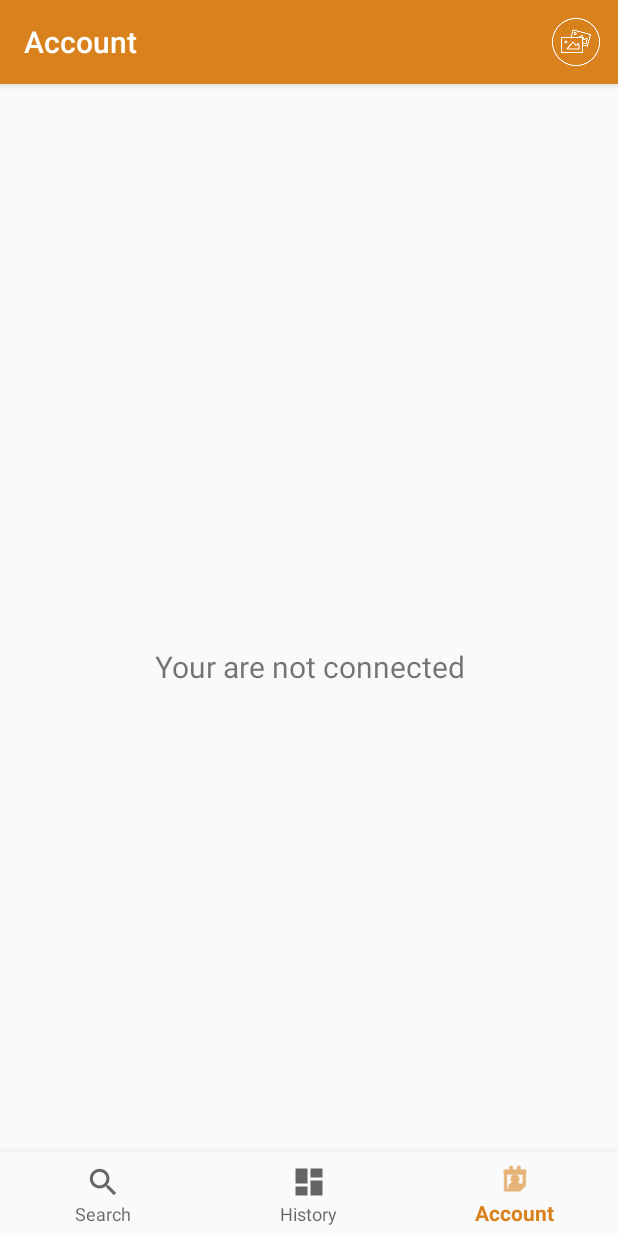
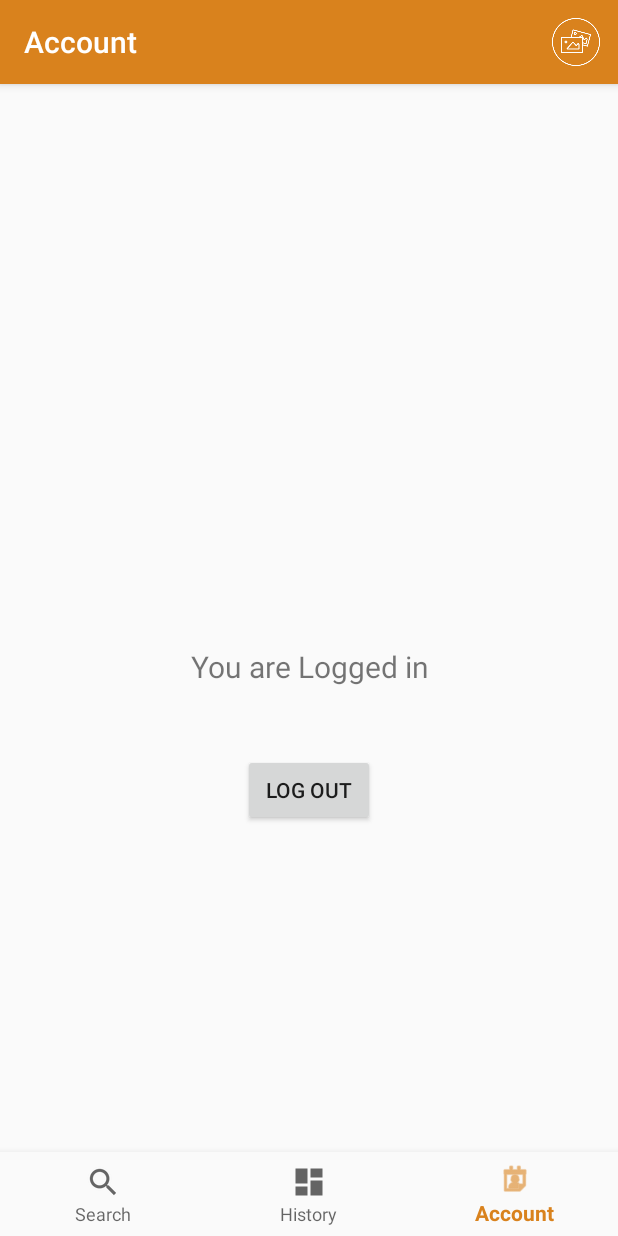
Before and after one commit to Alio-Kh/ArtIA, an Android app: the AccountsFragment screen opened through its navigation route, on a phone screen of 412 x 824 dp. Run offline under Robolectric (Android 15) with nearby library versions, the phone set to English and light mode, and no system bars; our stand-ins replace Firebase (no records; nobody signed in at launch, a user with empty details on screens opened directly), navigation-ui; libraries missing offline, so code that uses them is left out: com.firebase.ui.

Commit message:
Login process implemented

```diff
--- a/app/src/main/java/com/moisegui/artia/ui/account/AccountsFragment.java
+++ b/app/src/main/java/com/moisegui/artia/ui/account/AccountsFragment.java
@@ -9,15 +9,17 @@ import android.view.View;
 import android.view.ViewGroup;
 import android.widget.Button;
 import android.widget.TextView;
+import android.widget.Toast;
 
 import androidx.annotation.NonNull;
-import androidx.annotation.Nullable;
 import androidx.fragment.app.Fragment;
-import androidx.lifecycle.Observer;
 import androidx.lifecycle.ViewModelProvider;
 
 import com.firebase.ui.auth.AuthUI;
+import com.firebase.ui.auth.ErrorCodes;
 import com.firebase.ui.auth.IdpResponse;
+import com.google.android.gms.tasks.OnCompleteListener;
+import com.google.android.gms.tasks.Task;
 import com.google.firebase.auth.FirebaseAuth;
 import com.google.firebase.auth.FirebaseUser;
 import com.moisegui.artia.R;
@@ -30,29 +32,48 @@ public class AccountsFragment extends Fragment {
     private AccountsViewModel accountsViewModel;
     FirebaseAuth auth;
 
+    Button btnConnxion;
+    TextView textView;
+
     public View onCreateView(@NonNull LayoutInflater inflater,
                              ViewGroup container, Bundle savedInstanceState) {
         accountsViewModel =
                 new ViewModelProvider(this).get(AccountsViewModel.class);
         View root = inflater.inflate(R.layout.fragment_account, container, false);
-        final TextView textView = root.findViewById(R.id.text_notifications);
-        accountsViewModel.getText().observe(getViewLifecycleOwner(), new Observer<String>() {
-            @Override
-            public void onChanged(@Nullable String s) {
-                textView.setText(s);
-            }
-        });
+        textView = root.findViewById(R.id.text_notifications);
+//        accountsViewModel.getText().observe(getViewLifecycleOwner(), new Observer<String>() {
+//            @Override
+//            public void onChanged(@Nullable String s) {
+//                textView.setText(s);
+//            }
+//        });
 
-        Button btnConnxion = root.findViewById(R.id.btnConnexion);
+        btnConnxion = root.findViewById(R.id.btnConnexion);
+        auth = FirebaseAuth.getInstance();
 
+        refreshInterface();
 
-        auth = FirebaseAuth.getInstance();
+        return root;
+    }
+
+    public void refreshInterface() {
         if (auth.getCurrentUser() != null) {
             // already signed in
-            btnConnxion.setVisibility(View.INVISIBLE);
-            textView.setText("You are connected");
+            textView.setText("You are Logged in");
+            btnConnxion.setText(R.string.log_out);
+
+            btnConnxion.setOnClickListener(new View.OnClickListener() {
+                @Override
+                public void onClick(View v) {
+                    logOut();
+                }
+            });
+
         } else {
             // not signed in
+            textView.setText("You are not Logged in");
+            btnConnxion.setText(R.string.log_in);
+
             btnConnxion.setOnClickListener(new View.OnClickListener() {
                 @Override
                 public void onClick(View v) {
@@ -63,8 +84,6 @@ public class AccountsFragment extends Fragment {
                 }
             });
         }
-
-        return root;
     }
 
     @Override
@@ -78,14 +97,42 @@ public class AccountsFragment extends Fragment {
                 // Successfully signed in
                 FirebaseUser user = FirebaseAuth.getInstance().getCurrentUser();
                 Log.v(TAG, "Logged in");
+                Toast.makeText(getContext(), String.valueOf(R.string.logged_in), Toast.LENGTH_SHORT).show();
                 // ...
+                refreshInterface();
             } else {
-                Log.v(TAG, "Logged in Failed");
+                Log.v(TAG, String.valueOf(R.string.login_failed));
+                Toast.makeText(getContext(), String.valueOf(R.string.login_failed), Toast.LENGTH_SHORT).show();
                 // Sign in failed. If response is null the user canceled the
                 // sign-in flow using the back button. Otherwise check
                 // response.getError().getErrorCode() and handle the error.
                 // ...
+                // Sign in failed
+                if (response == null) {
+                    // User pressed back button
+                    Toast.makeText(getContext(), String.valueOf(R.string.log_in_cancelled), Toast.LENGTH_SHORT).show();
+                    return;
+                }
+
+                if (response.getError().getErrorCode() == ErrorCodes.NO_NETWORK) {
+                    Toast.makeText(getContext(), String.valueOf(R.string.no_internet_connection), Toast.LENGTH_SHORT).show();
+                    return;
+                }
+
+                Toast.makeText(getContext(), String.valueOf(R.string.unknown_error), Toast.LENGTH_SHORT).show();
+                Log.e(TAG, "Sign-in error: ", response.getError());
             }
         }
     }
+
+    public void logOut() {
+        AuthUI.getInstance()
+                .signOut(getContext())
+                .addOnCompleteListener(new OnCompleteListener<Void>() {
+                    public void onComplete(@NonNull Task<Void> task) {
+                        // user is now signed out
+                        refreshInterface();
+                    }
+                });
+    }
 }
--- a/app/src/main/res/layout/fragment_account.xml
+++ b/app/src/main/res/layout/fragment_account.xml
@@ -13,6 +13,7 @@
         android:layout_marginStart="8dp"
         android:layout_marginTop="8dp"
         android:layout_marginEnd="8dp"
+        android:text="@string/log_in"
         android:textAlignment="center"
         android:textSize="20sp"
         app:layout_constraintBottom_toBottomOf="parent"
--- a/app/src/main/res/values/strings.xml
+++ b/app/src/main/res/values/strings.xml
@@ -46,5 +46,12 @@
     <string name="title_search">Search</string>
     <string name="title_history">History</string>
     <string name="title_account">Account</string>
+    <string name="sign_in_cancelled">Sign in cancelled</string>
+    <string name="log_in_cancelled">Log in cancelled</string>
+    <string name="logged_in">Logged in</string>
+    <string name="no_internet_connection">No internet connection</string>
+    <string name="unknown_error">An error has occured</string>
+    <string name="log_out">Log out</string>
+    <string name="log_in">Log in</string>
 
 </resources>
```
